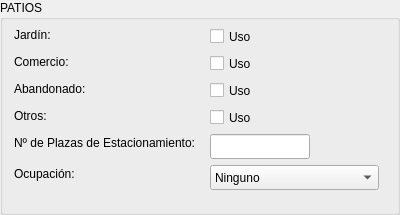
Qt form forms/patiosform.ui (agimenezpy/CentroHistorico) before a commit.
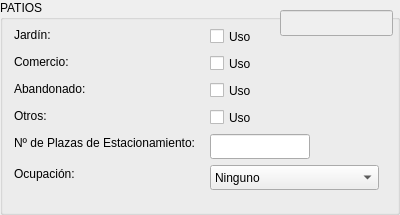
The same form after that commit.

Patch:
```diff
--- a/forms/patiosform.ui
+++ b/forms/patiosform.ui
@@ -309,6 +309,19 @@
     <string>Uso</string>
    </property>
   </widget>
+  <widget class="QLineEdit" name="cuentaEdit">
+   <property name="enabled">
+    <bool>false</bool>
+   </property>
+   <property name="geometry">
+    <rect>
+     <x>280</x>
+     <y>10</y>
+     <width>113</width>
+     <height>26</height>
+    </rect>
+   </property>
+  </widget>
  </widget>
  <resources/>
  <connections/>
```
